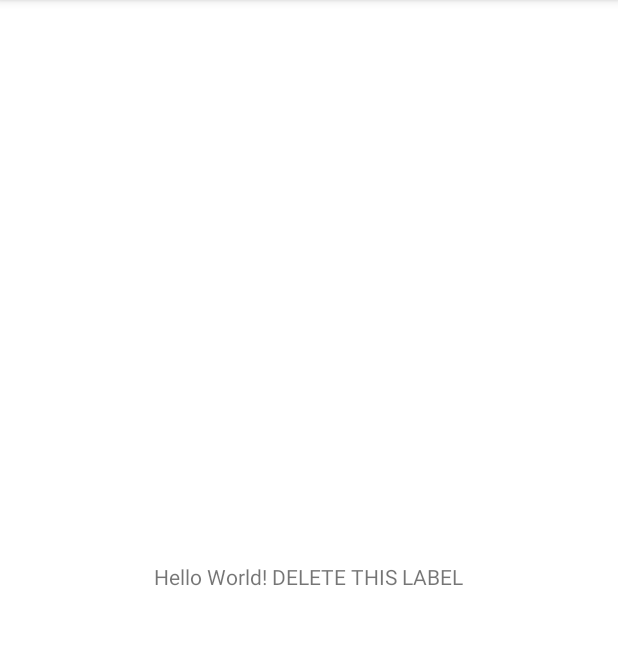
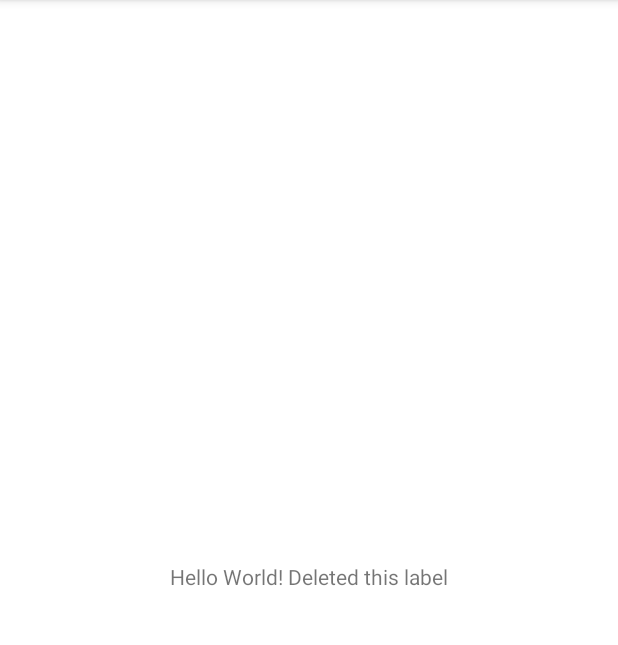
Before and after one commit to yonisho52/Android-Party-Project, an Android app: the screen it shows after launch (MainActivity), on a phone screen of 412 x 824 dp, the part 84-729 px from its top. Run offline under Robolectric (Android 15) with nearby library versions, the phone set to English and light mode, and no system bars.

Commit message:
testing commit
Changed label to "Deleted this label"

```diff
--- a/app/src/main/res/layout/activity_main.xml
+++ b/app/src/main/res/layout/activity_main.xml
@@ -9,7 +9,7 @@
     <TextView
         android:layout_width="wrap_content"
         android:layout_height="wrap_content"
-        android:text="Hello World! DELETE THIS LABEL"
+        android:text="Hello World! Deleted this label"
         app:layout_constraintBottom_toBottomOf="parent"
         app:layout_constraintLeft_toLeftOf="parent"
         app:layout_constraintRight_toRightOf="parent"
```
Also changed, not shown: 1 other file.
